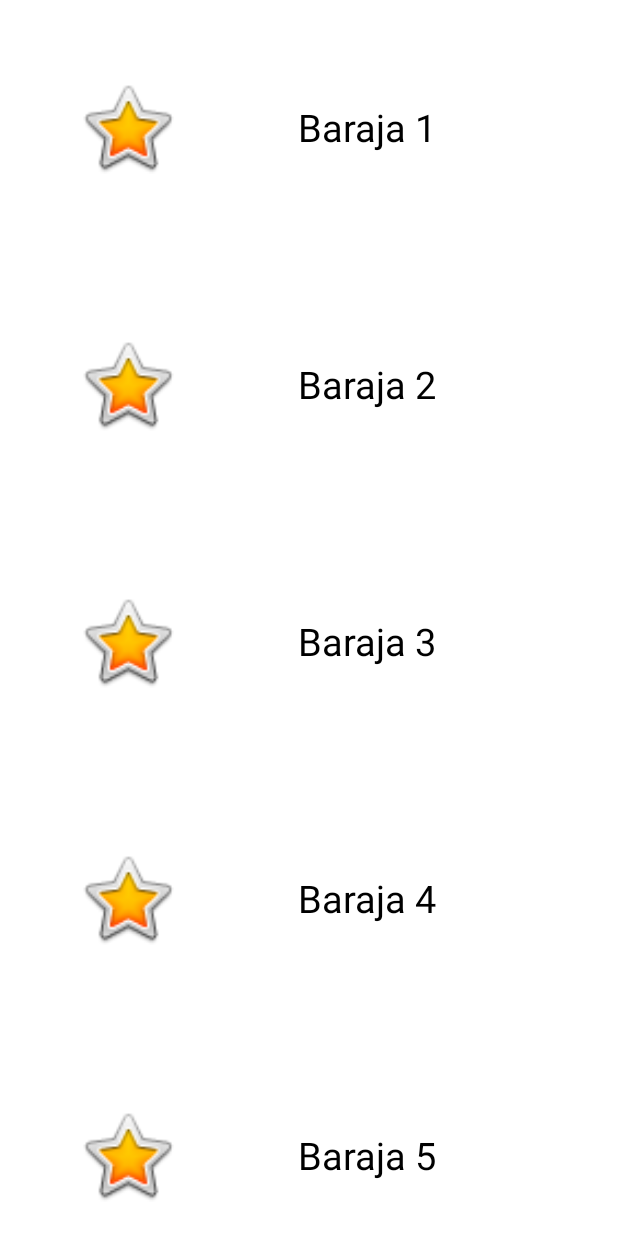
After one commit to UPV-SharpSoft/TWINS, an Android app: the EditDeck screen opened directly, with no data from a screen before it, on a phone screen of 412 x 824 dp. The commit adds this screen. Run offline under Robolectric (Android 15) with nearby library versions, the phone set to English and light mode, and no system bars.

Commit message:
EditDeck + su Adapter

```diff
--- a/TWINS/app/src/main/AndroidManifest.xml
+++ b/TWINS/app/src/main/AndroidManifest.xml
@@ -9,7 +9,9 @@
         android:roundIcon="@mipmap/ic_launcher_round"
         android:supportsRtl="true"
         android:theme="@style/Theme.AppCompat.NoActionBar">
-        <activity android:name=".AndroidStudioLogic.MainMenu"
+        <activity android:name=".EditDeck"></activity>
+        <activity
+            android:name=".AndroidStudioLogic.MainMenu"
             android:screenOrientation="portrait" />
         <activity android:name=".GameOver" />
         <activity
--- /dev/null
+++ b/TWINS/app/src/main/java/com/sharpsoft/twinsapp/AdapterEditDeck.java
@@ -0,0 +1,54 @@
+package com.sharpsoft.twinsapp;
+
+import android.content.Context;
+import android.view.LayoutInflater;
+import android.view.View;
+import android.view.ViewGroup;
+import android.widget.BaseAdapter;
+import android.widget.TextView;
+
+import java.util.List;
+
+public class AdapterEditDeck extends BaseAdapter {
+
+    private Context context;
+    private int layout;
+    private List<String> deck;
+
+    public AdapterEditDeck (Context context , int layout, List<String> notes) {
+        this.context = context;
+        this.layout = layout;
+        this.deck = notes;
+    }
+
+    @Override
+    public int getCount() {
+        return this.deck.size();
+    }
+
+    @Override
+    public Object getItem(int position) {
+        return this.deck.get(position);
+    }
+
+    @Override
+    public long getItemId(int id) {
+        return id;
+    }
+
+    @Override
+    public View getView(int position, View view, ViewGroup viewGroup) {
+
+        View v = view;
+
+        LayoutInflater layoutInflater = LayoutInflater.from(this.context);
+        v = layoutInflater.inflate(this.layout, null);
+
+        String currentName = deck.get(position);
+
+        TextView textView = v.findViewById(R.id.textView);
+        textView.setText(currentName);
+
+        return v;
+    }
+}
--- a/TWINS/app/src/main/java/com/sharpsoft/twinsapp/AndroidStudioLogic/MainMenu.java
+++ b/TWINS/app/src/main/java/com/sharpsoft/twinsapp/AndroidStudioLogic/MainMenu.java
@@ -13,15 +13,30 @@ import android.widget.ImageView;
 import android.widget.LinearLayout;
 import android.widget.TextView;
 
+import com.sharpsoft.twinsapp.EditDeck;
 import com.sharpsoft.twinsapp.Game;
 import com.sharpsoft.twinsapp.R;
 
 public class MainMenu extends AppCompatActivity {
 
+    private Button buttonEditDeck;
+
     @Override
     protected void onCreate(Bundle savedInstanceState) {
         super.onCreate(savedInstanceState);
         setMainUI();
+
+        buttonEditDeck = findViewById(R.id.buttonEditDeck);
+
+        buttonEditDeck.setOnClickListener(new View.OnClickListener() {
+            @Override
+            public void onClick(View view) {
+
+                Intent intent = new Intent(MainMenu.this, EditDeck.class);
+                startActivity(intent);
+            }
+        });
+
     }
 
     private void setMainUI(){
--- /dev/null
+++ b/TWINS/app/src/main/java/com/sharpsoft/twinsapp/EditDeck.java
@@ -0,0 +1,35 @@
+package com.sharpsoft.twinsapp;
+
+import androidx.appcompat.app.AppCompatActivity;
+
+import android.os.Bundle;
+import android.widget.ArrayAdapter;
+import android.widget.ListView;
+
+import java.util.ArrayList;
+import java.util.List;
+
+public class EditDeck extends AppCompatActivity {
+
+    private ListView listView;
+    private List<String> deck;
+
+    @Override
+    protected void onCreate(Bundle savedInstanceState) {
+        super.onCreate(savedInstanceState);
+        setContentView(R.layout.activity_edit_deck);
+
+        listView = findViewById(R.id.ListView);
+
+        deck = new ArrayList<String>();
+        deck.add("Baraja 1");
+        deck.add("Baraja 2");
+        deck.add("Baraja 3");
+        deck.add("Baraja 4");
+        deck.add("Baraja 5");
+        deck.add("Crear Baraja");
+
+        AdapterEditDeck adapter = new AdapterEditDeck(this, R.layout.item_editor, deck);
+        listView.setAdapter(adapter);
+    }
+}
--- /dev/null
+++ b/TWINS/app/src/main/res/layout/activity_edit_deck.xml
@@ -0,0 +1,14 @@
+<?xml version="1.0" encoding="utf-8"?>
+<RelativeLayout xmlns:android="http://schemas.android.com/apk/res/android"
+    xmlns:app="http://schemas.android.com/apk/res-auto"
+    xmlns:tools="http://schemas.android.com/tools"
+    android:layout_width="match_parent"
+    android:layout_height="match_parent"
+    tools:context=".EditDeck"
+    android:background="#FFFF">
+
+    <ListView
+        android:id="@+id/ListView"
+        android:layout_width="match_parent"
+        android:layout_height="match_parent" />
+</RelativeLayout>
--- a/TWINS/app/src/main/res/layout/activity_main_menu.xml
+++ b/TWINS/app/src/main/res/layout/activity_main_menu.xml
@@ -22,7 +22,7 @@
         app:layout_constraintTop_toBottomOf="@+id/textView2" />
 
     <Button
-        android:id="@+id/button2"
+        android:id="@+id/buttonEditDeck"
         android:layout_width="wrap_content"
         android:layout_height="wrap_content"
         android:layout_marginTop="20dp"
@@ -47,7 +47,7 @@
         android:paddingRight="20dp"
         android:text="Logros"
         app:layout_constraintEnd_toEndOf="@+id/button4"
-        app:layout_constraintTop_toBottomOf="@+id/button2" />
+        app:layout_constraintTop_toBottomOf="@+id/buttonEditDeck" />
 
     <Button
         android:id="@+id/button4"
@@ -128,8 +128,8 @@
         android:layout_width="50dp"
         android:layout_height="50dp"
         android:layout_marginEnd="50dp"
-        app:layout_constraintEnd_toStartOf="@+id/button2"
-        app:layout_constraintTop_toTopOf="@+id/button2"
+        app:layout_constraintEnd_toStartOf="@+id/buttonEditDeck"
+        app:layout_constraintTop_toTopOf="@+id/buttonEditDeck"
         app:srcCompat="@drawable/compass_img" />
 
     <ImageView
--- /dev/null
+++ b/TWINS/app/src/main/res/layout/item_editor.xml
@@ -0,0 +1,25 @@
+<?xml version="1.0" encoding="utf-8"?>
+<LinearLayout xmlns:android="http://schemas.android.com/apk/res/android"
+    xmlns:app="http://schemas.android.com/apk/res-auto"
+    android:orientation="horizontal" android:layout_width="match_parent"
+    android:layout_height="150dp"
+    android:background="#FFFF">
+
+    <ImageView
+        android:id="@+id/imageView"
+        android:layout_width="70dp"
+        android:layout_height="70dp"
+        android:layout_gravity="center_vertical"
+        android:layout_margin="50dp"
+        app:srcCompat="@android:drawable/btn_star_big_on" />
+
+    <TextView
+        android:id="@+id/textView"
+        android:layout_width="150dp"
+        android:layout_height="wrap_content"
+        android:layout_gravity="center_vertical"
+        android:gravity="center_horizontal"
+        android:text="Baraja"
+        android:textColor="#000"
+        android:textSize="25dp" />
+</LinearLayout>
```
